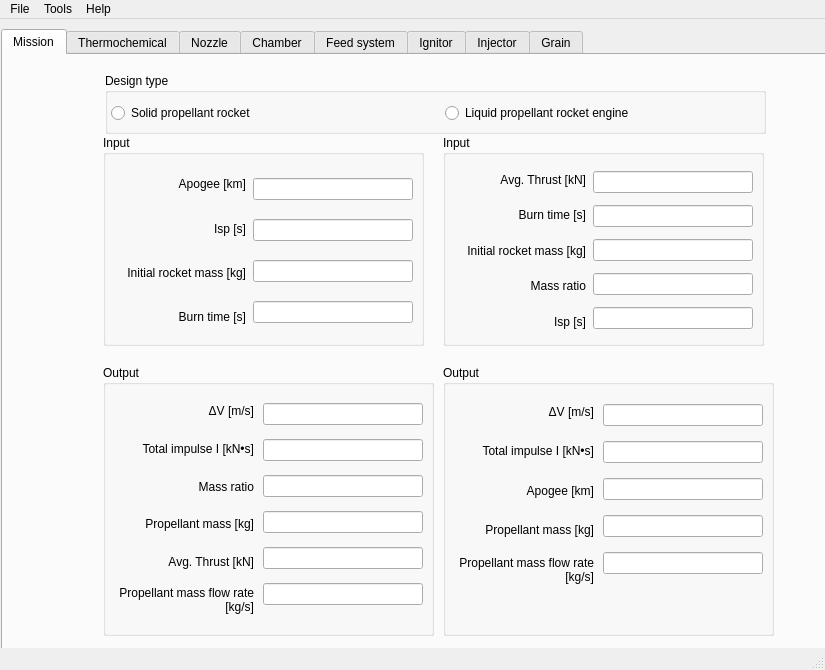
Before: the Qt Designer form ui/rocket_designer.ui in shohei/rocket_designer, drawn with Qt 5.
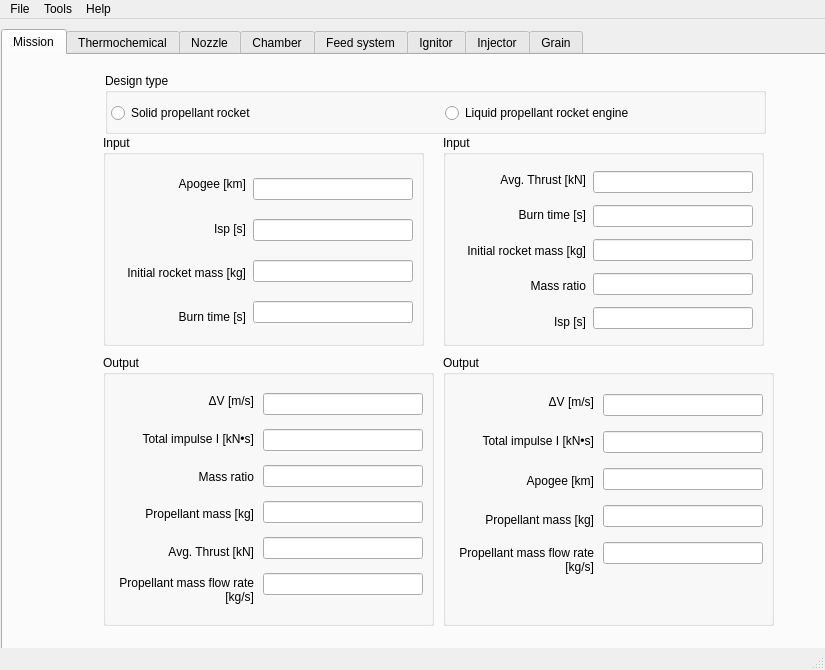
After: the same form once the commit is applied. Icons and pictures are not drawn. Custom widgets are drawn as their Qt base class.

Diff of the .ui file:
```diff
--- a/ui/rocket_designer.ui
+++ b/ui/rocket_designer.ui
@@ -135,7 +135,7 @@
       <property name="geometry">
        <rect>
         <x>100</x>
-        <y>310</y>
+        <y>300</y>
         <width>331</width>
         <height>271</height>
        </rect>
@@ -419,7 +419,7 @@
       <property name="geometry">
        <rect>
         <x>440</x>
-        <y>310</y>
+        <y>300</y>
         <width>331</width>
         <height>271</height>
        </rect>
```
Left out of the diff: 16 changed lines with no effect on the pictures.
